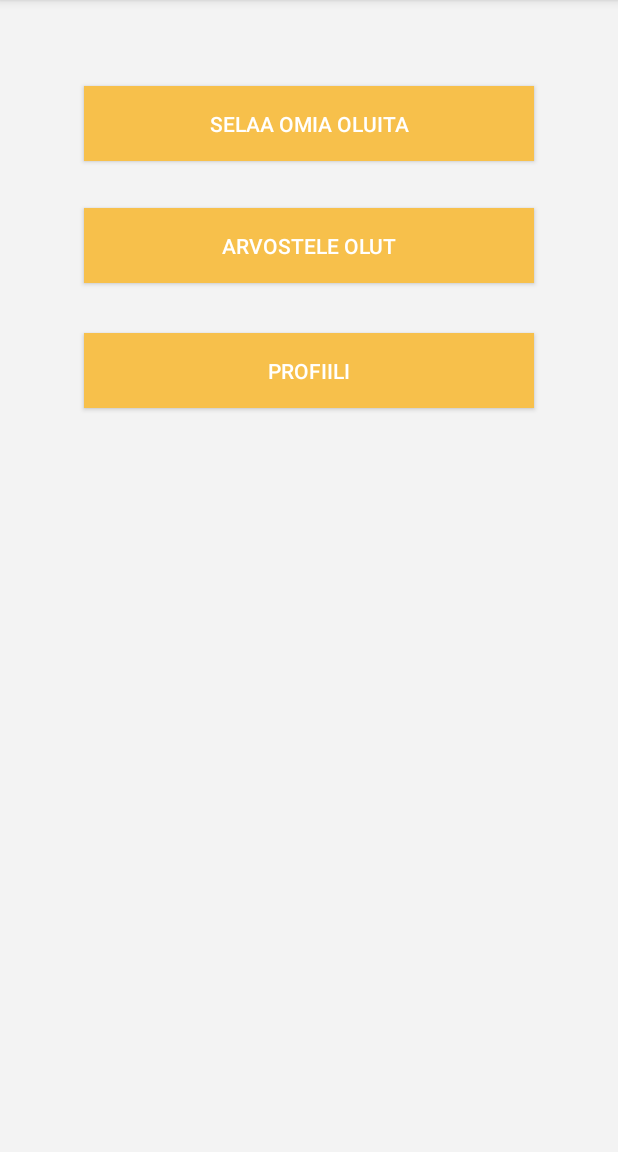
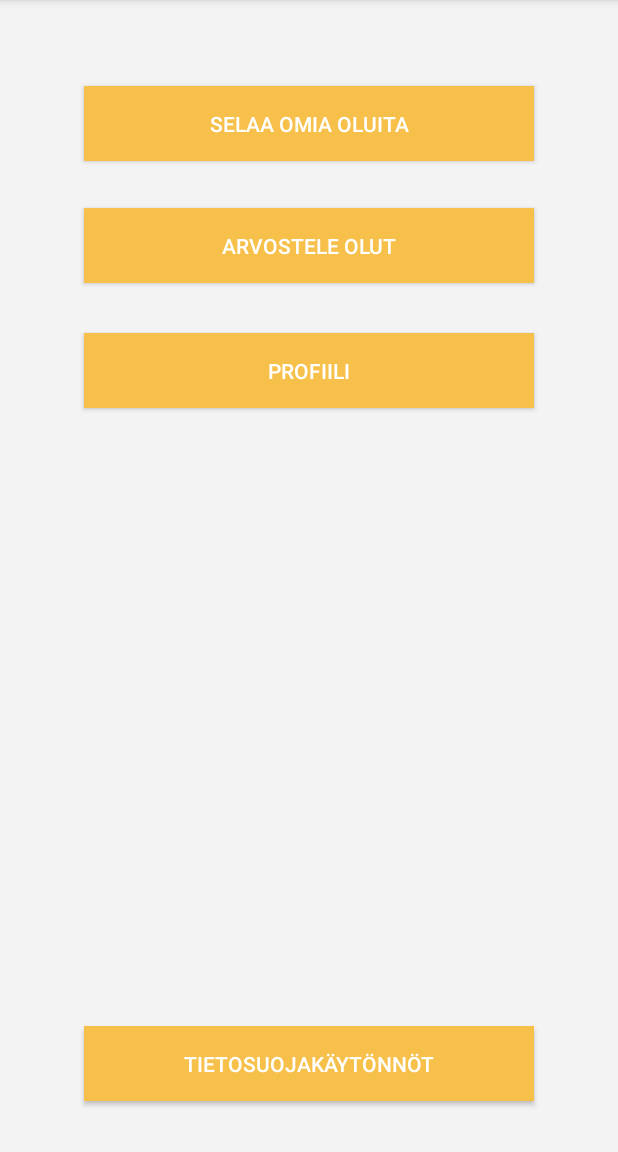
Before and after one commit to Hammaspeikko/Olutkellari, an Android app: the screen it shows after launch (MainActivity), on a phone screen of 412 x 824 dp, the part 84-1236 px from its top. Run offline under Robolectric (Android 15) with nearby library versions, the phone set to English and light mode, and no system bars.

```diff
--- a/app/build.gradle
+++ b/app/build.gradle
@@ -7,8 +7,8 @@ android {
         applicationId "com.bignerdranch.android.olutkellari"
         minSdkVersion 17
         targetSdkVersion 24
-        versionCode 1
-        versionName "1.0"
+        versionCode 2
+        versionName "1.1"
         testInstrumentationRunner "android.support.test.runner.AndroidJUnitRunner"
         vectorDrawables.useSupportLibrary = true
     }
--- a/app/src/main/AndroidManifest.xml
+++ b/app/src/main/AndroidManifest.xml
@@ -2,7 +2,6 @@
 <manifest xmlns:android="http://schemas.android.com/apk/res/android"
     package="com.bignerdranch.android.olutkellari">
 
-    <uses-permission android:name="android.permission.CAMERA" />
     <uses-permission android:name="android.permission.CAMERA" />
     <uses-permission android:name="android.permission.WRITE_EXTERNAL_STORAGE" />
 
--- a/app/src/main/java/com/bignerdranch/android/olutkellari/MainActivity.java
+++ b/app/src/main/java/com/bignerdranch/android/olutkellari/MainActivity.java
@@ -1,13 +1,15 @@
 package com.bignerdranch.android.olutkellari;
 
+import android.content.DialogInterface;
 import android.content.Intent;
+import android.support.v7.app.AlertDialog;
 import android.support.v7.app.AppCompatActivity;
 import android.os.Bundle;
 import android.view.View;
 import android.widget.Button;
 
 public class MainActivity extends AppCompatActivity implements View.OnClickListener {
-
+    AlertDialog.Builder builder;
     @Override
     protected void onCreate(Bundle savedInstanceState) {
         super.onCreate(savedInstanceState);
@@ -17,11 +19,28 @@ public class MainActivity extends AppCompatActivity implements View.OnClickListe
         Button arvosteleOlut = (Button) findViewById(R.id.arvosteleOlut);
         Button profiili = (Button) findViewById(R.id.profiili);
         Button selaaOluita = (Button) findViewById(R.id.selaaOluita);
+        Button tietosuoja = (Button) findViewById(R.id.tietosuoja);
 
 
         arvosteleOlut.setOnClickListener(this);
         profiili.setOnClickListener(this);
         selaaOluita.setOnClickListener(this);
+        tietosuoja.setOnClickListener(this);
+
+        builder = new AlertDialog.Builder(this);
+        builder.setMessage("1. Tietojen kerääminen\n\n" +
+                "Emme kerää sovelluksella mitään tietoja omaan käyttöön, eikä sovellus lähetä mitään tietoja ulkopuolisille. Sovellus kerää kamera kuvasta viivakoodin ID numeron, mitä sovellus käyttää olen tallentamisessa ja hakemiseen tietokannasta.\n\n" +
+                "2. Tietojen käyttäminen\n\n" +
+                "Sovellus käyttää puhelimesi kameraa tunnistaakseen oluen viivakoodin. Kameran kuvaamaa kuvaa ei tallenneta mihinkään. Kameran ottamasta viivakoodista etsitään viivakoodin ID, joka tallennetaan puhelimen omaan muistiin. Tätä tietoa ei lähetetä mihinkään puhelimen ulkopuolelle\n\n" +
+                "3. Tietojen poistaminen\n\n" +
+                "Jos haluat poistaa kaikki sovelluksen tallentamat tiedot puhelimestasi mene profiilit sivulle ja paina tyhjennä kanta. Tämän jälkeen voit poistaa sovelluksen.\n\n" +
+                "4. Suostumus\n\n" +
+                "Lataamalla ja käyttämällä sovelluksen hyväksyt nämä tietosuojakäytännöt.\n\n")
+                .setCancelable(false)
+                .setPositiveButton("OK", new DialogInterface.OnClickListener() {
+                    public void onClick(DialogInterface dialog, int id) {
+                    }
+                });
 
     }
 
@@ -31,6 +50,7 @@ public class MainActivity extends AppCompatActivity implements View.OnClickListe
             final int arvostele = R.id.arvosteleOlut;
             final int profiili = R.id.profiili;
             final int selaa = R.id.selaaOluita;
+            final int tieto = R.id.tietosuoja;
             int id = v.getId();
           if(id == arvostele){
                 Intent intent = new Intent(getApplicationContext(), ArvosteluValintaActivity.class);
@@ -42,6 +62,9 @@ public class MainActivity extends AppCompatActivity implements View.OnClickListe
             }else if (id == selaa){
               Intent intent = new Intent(getApplicationContext(), SelaaOluita.class);
               startActivity(intent);
+          }else if (id == tieto){
+              AlertDialog alert = builder.create();
+              alert.show();
           }
 
         }
--- a/app/src/main/res/layout/activity_main.xml
+++ b/app/src/main/res/layout/activity_main.xml
@@ -56,7 +56,24 @@
         app:layout_constraintRight_toRightOf="parent"
         android:layout_marginStart="16dp"
         app:layout_constraintLeft_toLeftOf="parent"
-        app:layout_constraintVertical_bias="0.05"
+        app:layout_constraintVertical_bias="0.050000012"
+        android:background="@color/nappi"
+        style="@style/Widget.AppCompat.Button.Colored"/>
+
+    <Button
+        android:text="TIETOSUOJAKÄYTÖNNÖT"
+        android:layout_height="50dp"
+        android:id="@+id/tietosuoja"
+        android:layout_marginTop="208dp"
+        app:layout_constraintTop_toBottomOf="@+id/profiili"
+        android:layout_marginStart="16dp"
+        app:layout_constraintLeft_toLeftOf="parent"
+        android:layout_marginEnd="16dp"
+        app:layout_constraintRight_toRightOf="parent"
+        android:layout_width="300dp"
+        app:layout_constraintBottom_toBottomOf="parent"
+        android:layout_marginBottom="16dp"
+        app:layout_constraintVertical_bias="0.92"
         android:background="@color/nappi"
         style="@style/Widget.AppCompat.Button.Colored"/>
 
```
Also changed, not shown: 2 other files.
